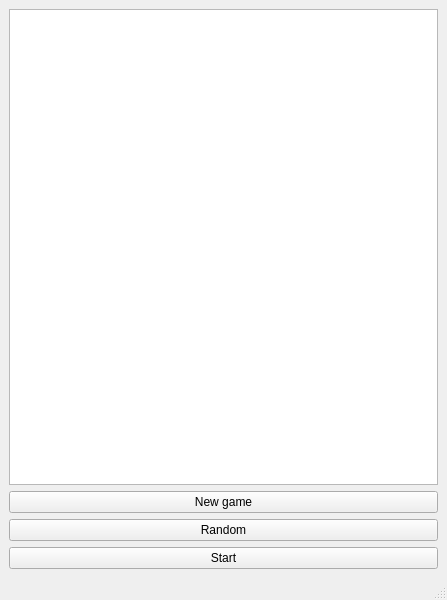
Qt form mainwindow.ui (rockbeen/Game_of_Life_Qt) before a commit.
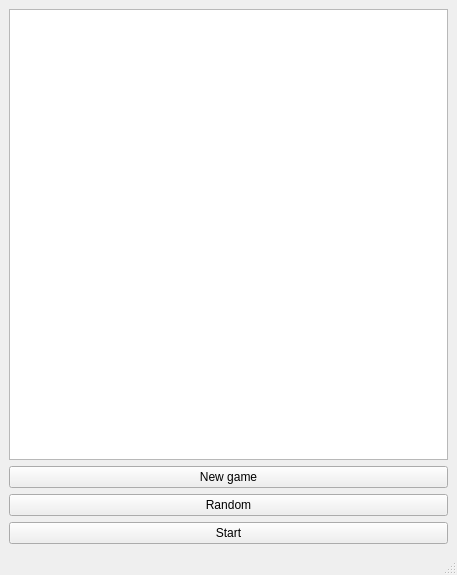
The same form after that commit.

```diff
--- a/mainwindow.ui
+++ b/mainwindow.ui
@@ -6,8 +6,8 @@
    <rect>
     <x>0</x>
     <y>0</y>
-    <width>447</width>
-    <height>600</height>
+    <width>457</width>
+    <height>575</height>
    </rect>
   </property>
   <property name="windowTitle">
```
